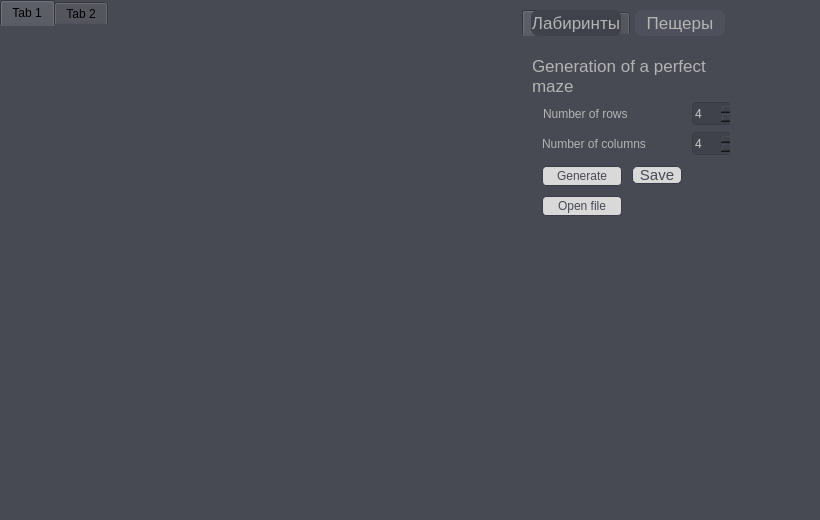
Qt form src/View/mainwindow.ui (Lunarskii/Maze) before a commit.
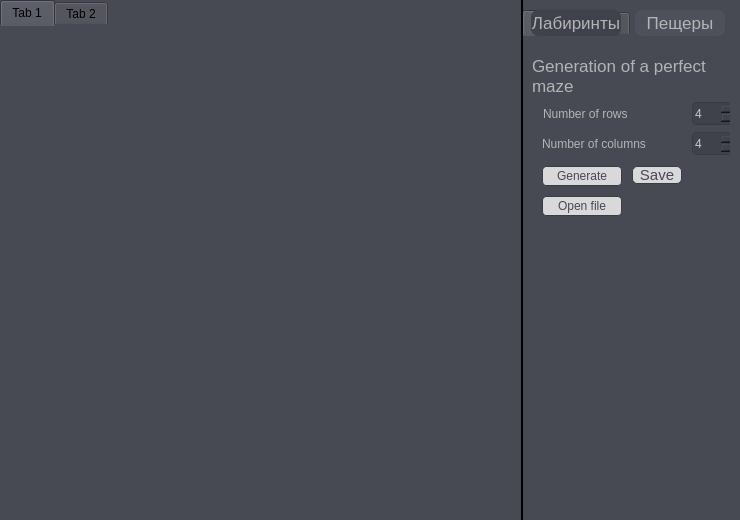
The same form after that commit. The open tabs and pages were chosen to show the change.

Patch:
```diff
--- a/src/View/mainwindow.ui
+++ b/src/View/mainwindow.ui
@@ -6,7 +6,7 @@
    <rect>
     <x>0</x>
     <y>0</y>
-    <width>820</width>
+    <width>740</width>
     <height>520</height>
    </rect>
   </property>
@@ -84,7 +84,7 @@
      <string notr="true">border: 1px;</string>
     </property>
     <property name="currentIndex">
-     <number>1</number>
+     <number>0</number>
     </property>
     <widget class="QWidget" name="tab">
      <attribute name="title">
@@ -839,10 +839,27 @@
      </attribute>
     </widget>
    </widget>
+   <widget class="QLabel" name="label_6">
+    <property name="geometry">
+     <rect>
+      <x>521</x>
+      <y>0</y>
+      <width>2</width>
+      <height>520</height>
+     </rect>
+    </property>
+    <property name="styleSheet">
+     <string notr="true">background-color: rgb(0, 0, 0);</string>
+    </property>
+    <property name="text">
+     <string/>
+    </property>
+   </widget>
    <zorder>tabWidgetMazeNCave</zorder>
    <zorder>pushButtonMaze</zorder>
    <zorder>pushButtonCave</zorder>
    <zorder>tabWidgetDisplay</zorder>
+   <zorder>label_6</zorder>
   </widget>
  </widget>
  <resources/>
```
